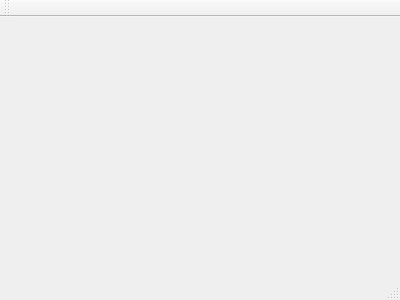
Above: heilcalmainwindow.ui from clockworkengineer/Helical before the change. Below: the same form after it.
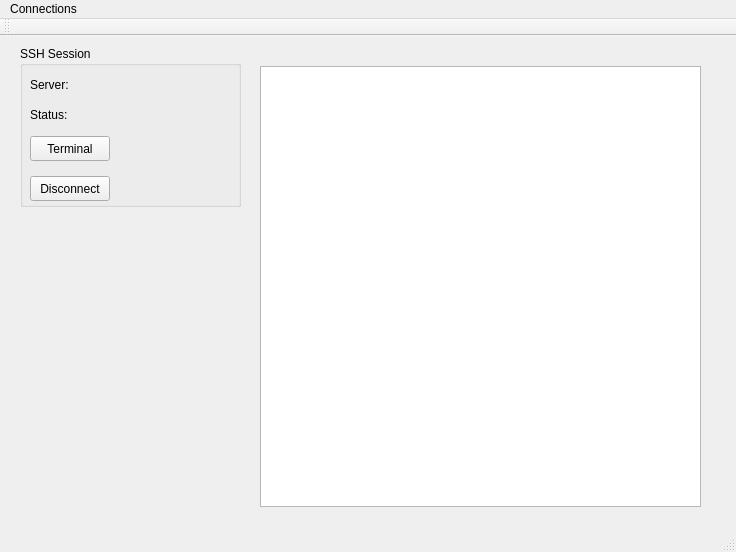
That is the form after the change.

Diff of the .ui file:
```diff
--- a/heilcalmainwindow.ui
+++ b/heilcalmainwindow.ui
@@ -1,24 +1,153 @@
 <ui version="4.0">
  <class>HeilcalMainWindow</class>
- <widget class="QMainWindow" name="HeilcalMainWindow" >
-  <property name="geometry" >
+ <widget class="QMainWindow" name="HeilcalMainWindow">
+  <property name="geometry">
    <rect>
     <x>0</x>
     <y>0</y>
-    <width>400</width>
-    <height>300</height>
+    <width>736</width>
+    <height>552</height>
    </rect>
   </property>
   <property name="windowTitle" >
    <string>HeilcalMainWindow</string>
   </property>
-  <widget class="QMenuBar" name="menuBar" />
-  <widget class="QToolBar" name="mainToolBar" />
-  <widget class="QWidget" name="centralWidget" />
-  <widget class="QStatusBar" name="statusBar" />
+  <widget class="QWidget" name="centralWidget">
+   <widget class="QGroupBox" name="groupBox">
+    <property name="geometry">
+     <rect>
+      <x>20</x>
+      <y>10</y>
+      <width>221</width>
+      <height>161</height>
+     </rect>
+    </property>
+    <property name="title">
+     <string>SSH Session</string>
+    </property>
+    <widget class="QLabel" name="statusLabel">
+     <property name="geometry">
+      <rect>
+       <x>10</x>
+       <y>60</y>
+       <width>54</width>
+       <height>17</height>
+      </rect>
+     </property>
+     <property name="text">
+      <string>Status:</string>
+     </property>
+    </widget>
+    <widget class="QLabel" name="currentStatusLabel">
+     <property name="geometry">
+      <rect>
+       <x>70</x>
+       <y>60</y>
+       <width>141</width>
+       <height>17</height>
+      </rect>
+     </property>
+     <property name="text">
+      <string/>
+     </property>
+    </widget>
+    <widget class="QPushButton" name="terminalButton">
+     <property name="geometry">
+      <rect>
+       <x>10</x>
+       <y>90</y>
+       <width>80</width>
+       <height>25</height>
+      </rect>
+     </property>
+     <property name="text">
+      <string>Terminal</string>
+     </property>
+    </widget>
+    <widget class="QPushButton" name="disconnectServerButton">
+     <property name="geometry">
+      <rect>
+       <x>10</x>
+       <y>130</y>
+       <width>80</width>
+       <height>25</height>
+      </rect>
+     </property>
+     <property name="text">
+      <string>Disconnect</string>
+     </property>
+    </widget>
+    <widget class="QLabel" name="serverLabel">
+     <property name="geometry">
+      <rect>
+       <x>10</x>
+       <y>30</y>
+       <width>54</width>
+       <height>17</height>
+      </rect>
+     </property>
+     <property name="text">
+      <string>Server:</string>
+     </property>
+    </widget>
+    <widget class="QLabel" name="serverNameLabel">
+     <property name="geometry">
+      <rect>
+       <x>70</x>
+       <y>30</y>
+       <width>141</width>
+       <height>17</height>
+      </rect>
+     </property>
+     <property name="text">
+      <string/>
+     </property>
+    </widget>
+   </widget>
+   <widget class="QTextEdit" name="serverSessionLog">
+    <property name="geometry">
+     <rect>
+      <x>260</x>
+      <y>30</y>
+      <width>441</width>
+      <height>441</height>
+     </rect>
+    </property>
+   </widget>
+  </widget>
+  <widget class="QMenuBar" name="menuBar">
+   <property name="geometry">
+    <rect>
+     <x>0</x>
+     <y>0</y>
+     <width>736</width>
+     <height>22</height>
+    </rect>
+   </property>
+   <widget class="QMenu" name="menuConnections">
+    <property name="title">
+     <string>Connections</string>
+    </property>
+    <addaction name="actionEdit"/>
+   </widget>
+   <addaction name="menuConnections"/>
+  </widget>
+  <widget class="QToolBar" name="mainToolBar">
+   <attribute name="toolBarArea">
+    <enum>TopToolBarArea</enum>
+   </attribute>
+   <attribute name="toolBarBreak">
+    <bool>false</bool>
+   </attribute>
+  </widget>
+  <widget class="QStatusBar" name="statusBar"/>
+  <action name="actionEdit">
+   <property name="text">
+    <string>Edit</string>
+   </property>
+  </action>
  </widget>
- <layoutDefault spacing="6" margin="11" />
- <pixmapfunction></pixmapfunction>
+ <layoutdefault spacing="6" margin="11"/>
  <resources/>
  <connections/>
 </ui>
```
Left out of the diff: 3 changed lines with no effect on the pictures.
